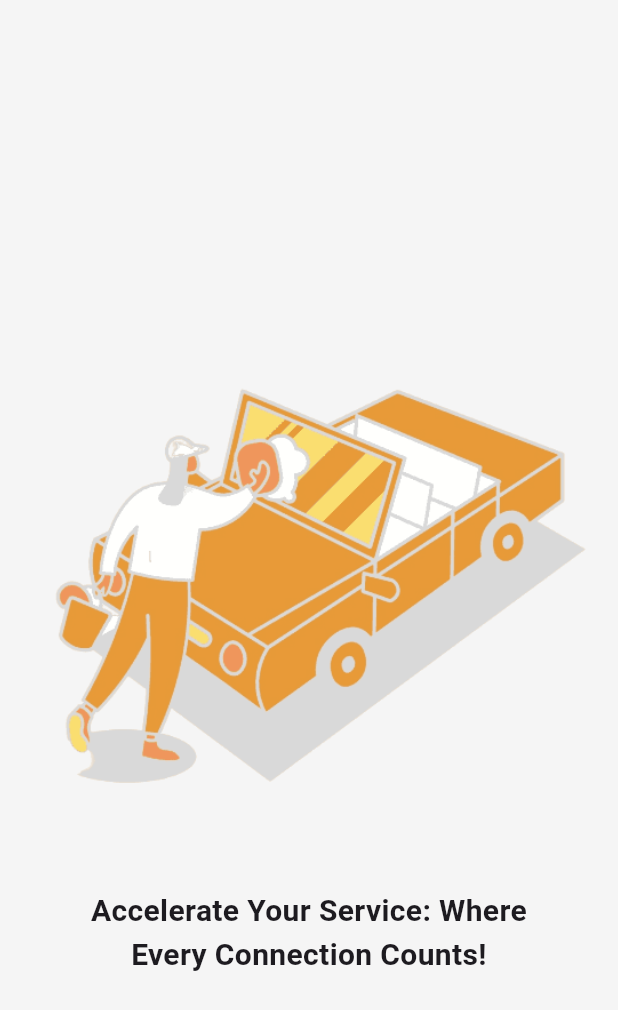
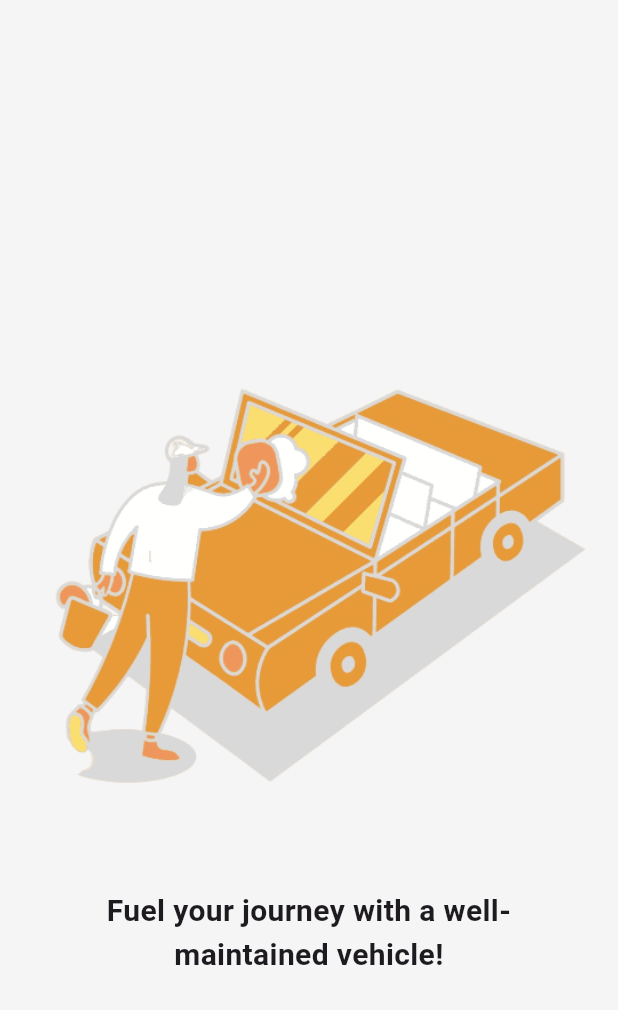
Before and after one commit to TechPyllars2024/AutoCareCarOwners, a Flutter app: the Onboardingpage2 screen opened directly, on a phone screen of 412 x 824 dp. Shown: the top 1010 px of the screen. Run offline on Flutter 3.47's test engine with Material 3 defaults, Android fonts, the phone set to English and light mode, and no system bars; our stand-ins replace cached_network_image, carousel_slider, cloud_firestore, curved_navigation_bar, firebase_auth, firebase_core and 7 more; missing offline and left inert: flutter_pannable_rating_bar; accounts and stored records are empty.

Commit message:
update: onboarding wording

```diff
--- a/lib/Authentication/screens/onboardingPage1.dart
+++ b/lib/Authentication/screens/onboardingPage1.dart
@@ -23,10 +23,10 @@ class _Onboardingpage1State extends State<Onboardingpage1> {
                 height: 400,
                 fit: BoxFit.cover,
               ),
-              SizedBox(height: 20),
-              Padding(
+              const SizedBox(height: 20),
+             const Padding(
                 padding: const EdgeInsets.symmetric(horizontal: 50.0),
-                child: Text('Rev Up Your Business: Connect with Clients Effortlessly!', style: TextStyle(fontSize: 20, fontWeight: FontWeight.bold), // Customize your text style
+                child: Text('Experience hassle-free connections to the car services you need!', style: TextStyle(fontSize: 20, fontWeight: FontWeight.bold), // Customize your text style
                   textAlign: TextAlign.center,),
               ),
             ]
--- a/lib/Authentication/screens/onboardingPage2.dart
+++ b/lib/Authentication/screens/onboardingPage2.dart
@@ -23,12 +23,12 @@ class _Onboardingpage2State extends State<Onboardingpage2> {
               height: 400,
               fit: BoxFit.cover,
             ),
-            SizedBox(height: 20),
+           const SizedBox(height: 20),
             Container(
-              child: Padding(
-                padding: const EdgeInsets.symmetric(horizontal: 50.0),
+              child: const Padding(
+                padding:  EdgeInsets.symmetric(horizontal: 50.0),
                 child: Text(
-                  'Accelerate Your Service: Where Every Connection Counts!',
+                  'Fuel your journey with a well-maintained vehicle!',
                   style: TextStyle(fontSize: 20, fontWeight: FontWeight.bold), // Customize your text style
                   textAlign: TextAlign.center, // Center align the text
                 ),
```
